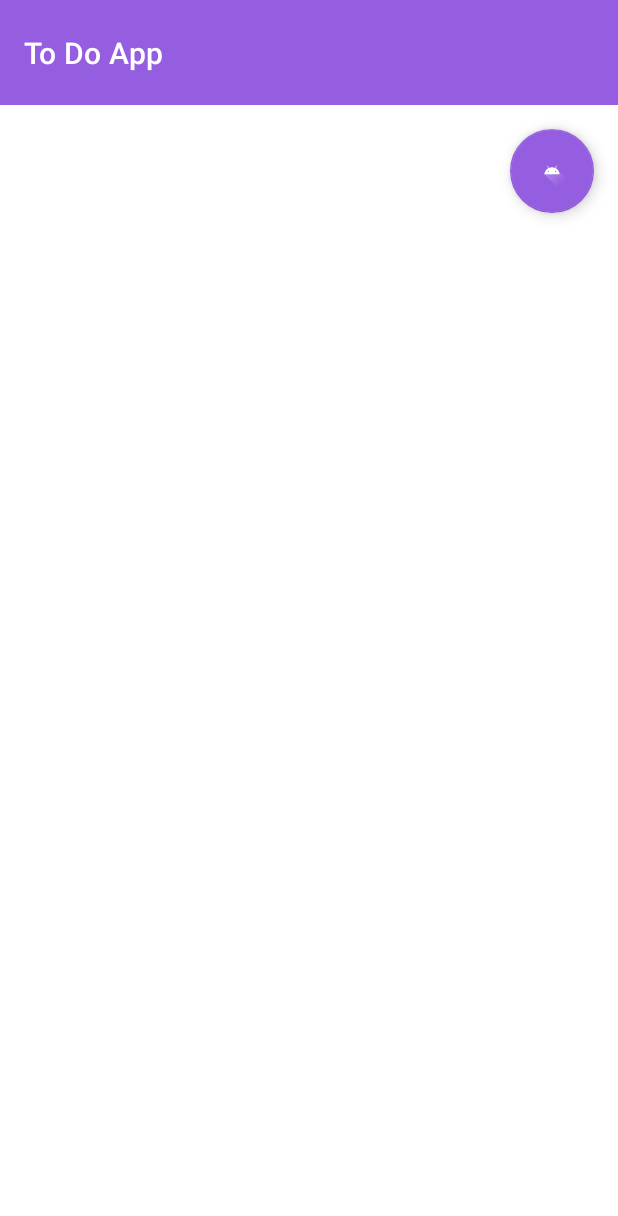
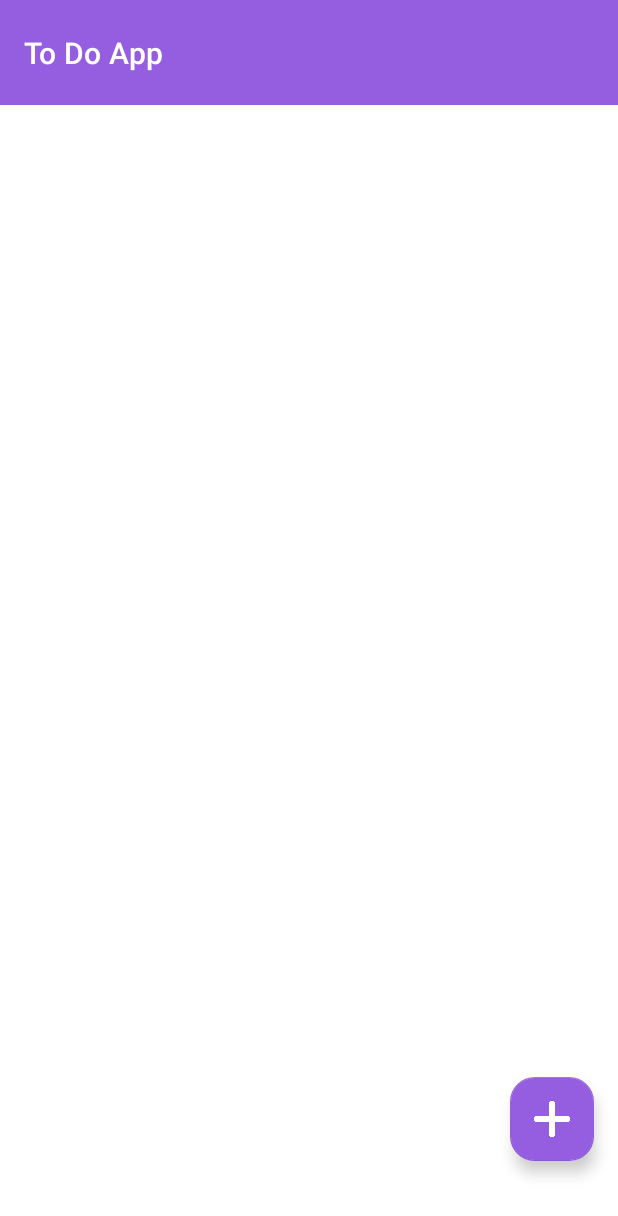
Before and after one commit to AlceaXich/ToDo-App, an Android app built with Jetpack Compose: the screen it shows after launch (MainActivity), on a phone screen of 412 x 824 dp. Shown: the top 1216 px of the screen. Run offline under Robolectric (Android 15) with nearby library versions, the phone set to English and light mode, and no system bars.

Commit message:
Add icon in button

```diff
--- a/app/src/main/res/layout/activity_main.xml
+++ b/app/src/main/res/layout/activity_main.xml
@@ -1,6 +1,11 @@
 <?xml version="1.0" encoding="utf-8"?>
-<LinearLayout xmlns:android="http://schemas.android.com/apk/res/android"
+<androidx.coordinatorlayout.widget.CoordinatorLayout
+    xmlns:android="http://schemas.android.com/apk/res/android"
     xmlns:app="http://schemas.android.com/apk/res-auto"
+    android:layout_width="match_parent"
+    android:layout_height="match_parent">
+
+    <LinearLayout
         android:orientation="vertical"
         android:layout_width="match_parent"
         android:layout_height="match_parent">
@@ -14,14 +19,23 @@
             android:theme="?attr/actionBarTheme"
             app:titleTextColor="@android:color/white" />
 
+        <!-- Aquí podrías poner tu RecyclerView o contenido -->
+        <FrameLayout
+            android:id="@+id/content"
+            android:layout_width="match_parent"
+            android:layout_height="match_parent"/>
+    </LinearLayout>
+
     <com.google.android.material.floatingactionbutton.FloatingActionButton
         android:id="@+id/fab"
         android:layout_width="wrap_content"
         android:layout_height="wrap_content"
         android:layout_gravity="bottom|end"
-        android:layout_margin="16dp"
+        android:layout_marginEnd="16dp"
+        android:layout_marginBottom="50dp"
         android:contentDescription="Agregar tarea"
         app:backgroundTint="@color/purple"
-        app:srcCompat="@drawable/ic_launcher_foreground"
-        app:tint="@android:color/white" />
-</LinearLayout>
+        app:srcCompat="@drawable/plus"
+        app:tint="@android:color/white"
+        app:shapeAppearanceOverlay="@style/SquareFab"/>
+</androidx.coordinatorlayout.widget.CoordinatorLayout>
--- a/app/src/main/res/values/themes.xml
+++ b/app/src/main/res/values/themes.xml
@@ -5,4 +5,9 @@
         <item name="colorPrimary">@color/purple</item>
     </style>
 
+    <style name="SquareFab" parent="">
+        <item name="cornerFamily">rounded</item>
+        <item name="cornerSize">16dp</item>
+    </style>
+
 </resources>
```
Also changed, not shown: app/src/main/res/drawable/plus.png (added), 1 other file. Lines whose indentation alone changed are shown as unchanged.
